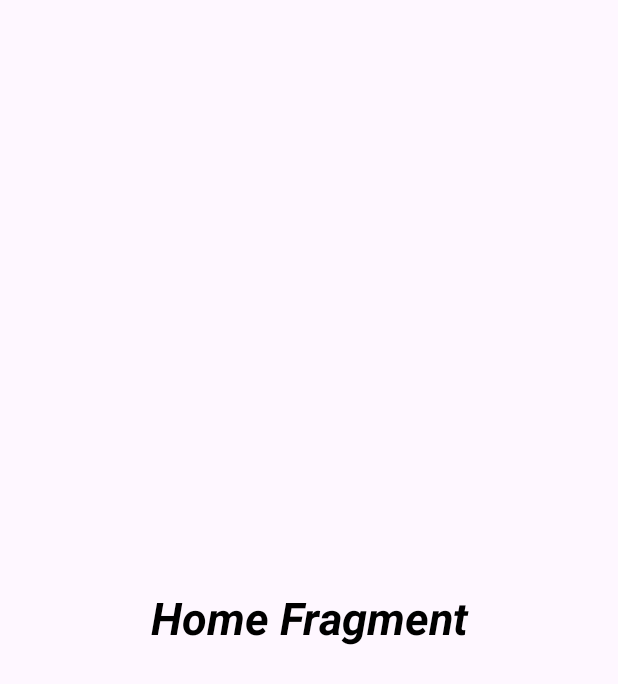
After one commit to Nurislammm21/NurFoodApplication, an Android app: the fragment HomeFragment shown on its own in the app's theme, on a phone screen of 412 x 824 dp. The commit adds this screen. Shown: the top 684 px of the screen. Run offline under Robolectric (Android 15) with nearby library versions, the phone set to English and light mode, and no system bars.

Commit message:
5th creating fragments and fixing xml views of fragments

```diff
--- /dev/null
+++ b/app/src/main/java/com/example/nurfoodapp/HomeFragment.kt
@@ -0,0 +1,59 @@
+package com.example.nurfoodapp
+
+import android.os.Bundle
+import androidx.fragment.app.Fragment
+import android.view.LayoutInflater
+import android.view.View
+import android.view.ViewGroup
+
+// TODO: Rename parameter arguments, choose names that match
+// the fragment initialization parameters, e.g. ARG_ITEM_NUMBER
+private const val ARG_PARAM1 = "param1"
+private const val ARG_PARAM2 = "param2"
+
+/**
+ * A simple [Fragment] subclass.
+ * Use the [HomeFragment.newInstance] factory method to
+ * create an instance of this fragment.
+ */
+class HomeFragment : Fragment() {
+    // TODO: Rename and change types of parameters
+    private var param1: String? = null
+    private var param2: String? = null
+
+    override fun onCreate(savedInstanceState: Bundle?) {
+        super.onCreate(savedInstanceState)
+        arguments?.let {
+            param1 = it.getString(ARG_PARAM1)
+            param2 = it.getString(ARG_PARAM2)
+        }
+    }
+
+    override fun onCreateView(
+        inflater: LayoutInflater, container: ViewGroup?,
+        savedInstanceState: Bundle?
+    ): View? {
+        // Inflate the layout for this fragment
+        return inflater.inflate(R.layout.fragment_home, container, false)
+    }
+
+    companion object {
+        /**
+         * Use this factory method to create a new instance of
+         * this fragment using the provided parameters.
+         *
+         * @param param1 Parameter 1.
+         * @param param2 Parameter 2.
+         * @return A new instance of fragment HomeFragment.
+         */
+        // TODO: Rename and change types and number of parameters
+        @JvmStatic
+        fun newInstance(param1: String, param2: String) =
+            HomeFragment().apply {
+                arguments = Bundle().apply {
+                    putString(ARG_PARAM1, param1)
+                    putString(ARG_PARAM2, param2)
+                }
+            }
+    }
+}
--- /dev/null
+++ b/app/src/main/res/layout/fragment_home.xml
@@ -0,0 +1,19 @@
+<?xml version="1.0" encoding="utf-8"?>
+<FrameLayout xmlns:android="http://schemas.android.com/apk/res/android"
+    xmlns:tools="http://schemas.android.com/tools"
+    android:layout_width="match_parent"
+    android:layout_height="match_parent"
+    tools:context=".HomeFragment">
+
+    <!-- TODO: Update blank fragment layout -->
+    <TextView
+        android:layout_width="match_parent"
+        android:layout_height="match_parent"
+        android:text="Home Fragment"
+        android:textColor="@color/black"
+        android:textStyle="bold|italic"
+        android:textSize="30sp"
+        android:gravity="center"
+        />
+
+</FrameLayout>
--- a/app/src/main/res/values/strings.xml
+++ b/app/src/main/res/values/strings.xml
@@ -1,3 +1,5 @@
 <resources>
     <string name="app_name">nurfoodapp</string>
+    <!-- TODO: Remove or change this placeholder text -->
+    <string name="hello_blank_fragment">Hello blank fragment</string>
 </resources>
```
Also changed, not shown: app/src/main/java/com/example/nurfoodapp/CategoriesFragment.kt (added, +59 -0 lines), app/src/main/java/com/example/nurfoodapp/FavoritesFragment.kt (added, +59 -0 lines), app/src/main/res/layout/fragment_categories.xml (added, +19 -0 lines), app/src/main/res/layout/fragment_favorites.xml (added, +19 -0 lines), app/src/main/res/navigation/nav_graph.xml (added, +23 -0 lines).
